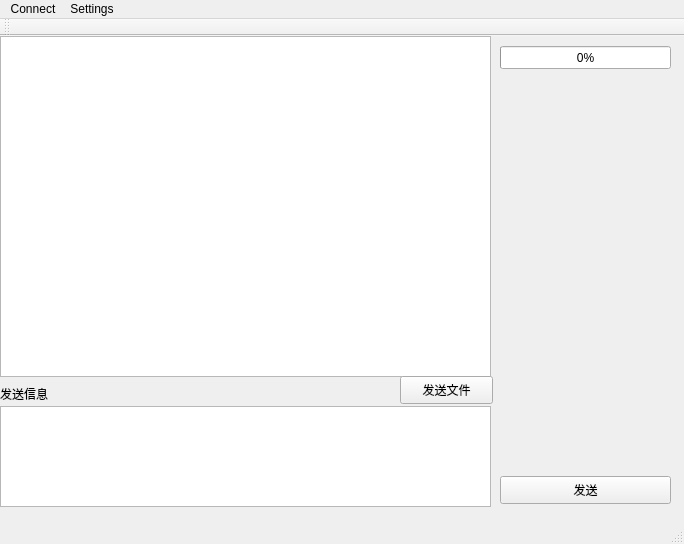
Qt form mainwindow.ui (1057237562/Linpop) before a commit.
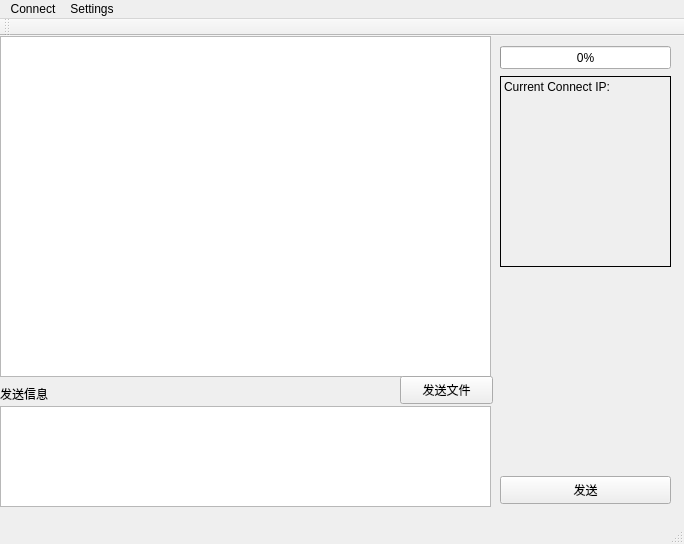
The same form after that commit.

Diff of the .ui file:
```diff
--- a/mainwindow.ui
+++ b/mainwindow.ui
@@ -92,6 +92,25 @@
      <number>0</number>
     </property>
    </widget>
+   <widget class="QLabel" name="connectInfo">
+    <property name="geometry">
+     <rect>
+      <x>500</x>
+      <y>40</y>
+      <width>171</width>
+      <height>191</height>
+     </rect>
+    </property>
+    <property name="frameShape">
+     <enum>QFrame::Box</enum>
+    </property>
+    <property name="text">
+     <string>&lt;html&gt;&lt;head/&gt;&lt;body&gt;&lt;p&gt;Current Connect IP:&lt;/p&gt;&lt;p&gt;&lt;br/&gt;&lt;/p&gt;&lt;/body&gt;&lt;/html&gt;</string>
+    </property>
+    <property name="alignment">
+     <set>Qt::AlignLeading|Qt::AlignLeft|Qt::AlignTop</set>
+    </property>
+   </widget>
   </widget>
   <widget class="QMenuBar" name="menuBar">
    <property name="geometry">
```
Left out of the diff: 6 changed lines with no effect on the pictures.
